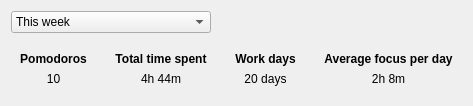
TiagoSBO/qt-pomodoro-timer, file src/ui/statswindow.ui: the form before one commit.
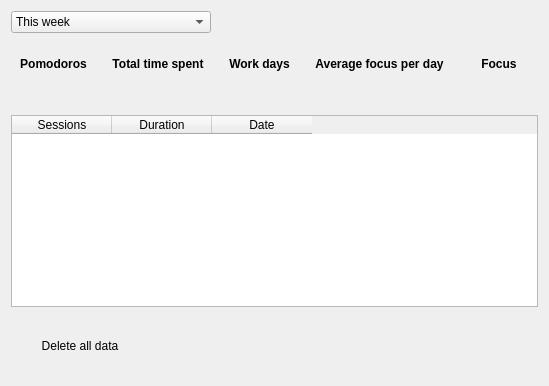
The form after the commit.

Commit message: Feat: Adds a qdialog that filters by date in the statswindow combobox.

```diff
--- a/src/ui/statswindow.ui
+++ b/src/ui/statswindow.ui
@@ -6,8 +6,8 @@
    <rect>
     <x>0</x>
     <y>0</y>
-    <width>481</width>
-    <height>137</height>
+    <width>628</width>
+    <height>413</height>
    </rect>
   </property>
   <property name="sizePolicy">
@@ -67,7 +67,16 @@
     </widget>
    </item>
    <item>
-    <layout class="QHBoxLayout" name="statsLayout">
+    <layout class="QHBoxLayout" name="statsLayout" stretch="1,1,1,1,1">
+     <property name="spacing">
+      <number>7</number>
+     </property>
+     <property name="topMargin">
+      <number>5</number>
+     </property>
+     <property name="bottomMargin">
+      <number>5</number>
+     </property>
      <item>
       <widget class="QWidget" name="widget_pomodoros" native="true">
        <layout class="QVBoxLayout" name="stats_pomodoros">
@@ -89,7 +98,7 @@
         <item>
          <widget class="QLabel" name="labelValue_pomodoros">
           <property name="text">
-           <string>10</string>
+           <string/>
           </property>
           <property name="alignment">
            <set>Qt::AlignmentFlag::AlignCenter</set>
@@ -120,7 +129,7 @@
         <item>
          <widget class="QLabel" name="labelValue_totalTime">
           <property name="text">
-           <string>4h 44m</string>
+           <string/>
           </property>
           <property name="alignment">
            <set>Qt::AlignmentFlag::AlignCenter</set>
@@ -151,7 +160,7 @@
         <item>
          <widget class="QLabel" name="labelValue_workDays">
           <property name="text">
-           <string>20 days</string>
+           <string/>
           </property>
           <property name="alignment">
            <set>Qt::AlignmentFlag::AlignCenter</set>
@@ -182,7 +191,44 @@
         <item>
          <widget class="QLabel" name="labelValue_avgFocus">
           <property name="text">
-           <string>2h 8m</string>
+           <string/>
+          </property>
+          <property name="alignment">
+           <set>Qt::AlignmentFlag::AlignCenter</set>
+          </property>
+         </widget>
+        </item>
+       </layout>
+      </widget>
+     </item>
+     <item>
+      <widget class="QWidget" name="widget_focus" native="true">
+       <layout class="QVBoxLayout" name="verticalLayout_2">
+        <item>
+         <widget class="QLabel" name="labelTitle_focus">
+          <property name="minimumSize">
+           <size>
+            <width>60</width>
+            <height>0</height>
+           </size>
+          </property>
+          <property name="font">
+           <font>
+            <bold>true</bold>
+           </font>
+          </property>
+          <property name="text">
+           <string>Focus</string>
+          </property>
+          <property name="alignment">
+           <set>Qt::AlignmentFlag::AlignCenter</set>
+          </property>
+         </widget>
+        </item>
+        <item>
+         <widget class="QLabel" name="labelValue_focus">
+          <property name="text">
+           <string/>
           </property>
           <property name="alignment">
            <set>Qt::AlignmentFlag::AlignCenter</set>
@@ -194,6 +240,95 @@
      </item>
     </layout>
    </item>
+   <item>
+    <widget class="QTableWidget" name="table_sessionData">
+     <property name="verticalScrollBarPolicy">
+      <enum>Qt::ScrollBarPolicy::ScrollBarAsNeeded</enum>
+     </property>
+     <property name="horizontalScrollBarPolicy">
+      <enum>Qt::ScrollBarPolicy::ScrollBarAlwaysOff</enum>
+     </property>
+     <property name="editTriggers">
+      <set>QAbstractItemView::EditTrigger::NoEditTriggers</set>
+     </property>
+     <property name="alternatingRowColors">
+      <bool>true</bool>
+     </property>
+     <property name="selectionMode">
+      <enum>QAbstractItemView::SelectionMode::SingleSelection</enum>
+     </property>
+     <property name="selectionBehavior">
+      <enum>QAbstractItemView::SelectionBehavior::SelectRows</enum>
+     </property>
+     <property name="showGrid">
+      <bool>true</bool>
+     </property>
+     <property name="rowCount">
+      <number>0</number>
+     </property>
+     <property name="columnCount">
+      <number>3</number>
+     </property>
+     <column>
+      <property name="text">
+       <string>Sessions</string>
+      </property>
+     </column>
+     <column>
+      <property name="text">
+       <string>Duration</string>
+      </property>
+     </column>
+     <column>
+      <property name="text">
+       <string>Date</string>
+      </property>
+     </column>
+    </widget>
+   </item>
+   <item>
+    <widget class="QWidget" name="verticalWidget" native="true">
+     <property name="maximumSize">
+      <size>
+       <width>300</width>
+       <height>500</height>
+      </size>
+     </property>
+     <layout class="QVBoxLayout" name="verticalLayout">
+      <property name="sizeConstraint">
+       <enum>QLayout::SizeConstraint::SetNoConstraint</enum>
+      </property>
+      <item>
+       <widget class="QPushButton" name="deleteStats">
+        <property name="sizePolicy">
+         <sizepolicy hsizetype="Preferred" vsizetype="Preferred">
+          <horstretch>0</horstretch>
+          <verstretch>0</verstretch>
+         </sizepolicy>
+        </property>
+        <property name="minimumSize">
+         <size>
+          <width>120</width>
+          <height>40</height>
+         </size>
+        </property>
+        <property name="maximumSize">
+         <size>
+          <width>120</width>
+          <height>40</height>
+         </size>
+        </property>
+        <property name="text">
+         <string>Delete all data</string>
+        </property>
+        <property name="flat">
+         <bool>true</bool>
+        </property>
+       </widget>
+      </item>
+     </layout>
+    </widget>
+   </item>
   </layout>
  </widget>
  <resources/>
```
Left out of the diff: 5 changed lines with no effect on the pictures. The commit also changes 4 other files.
